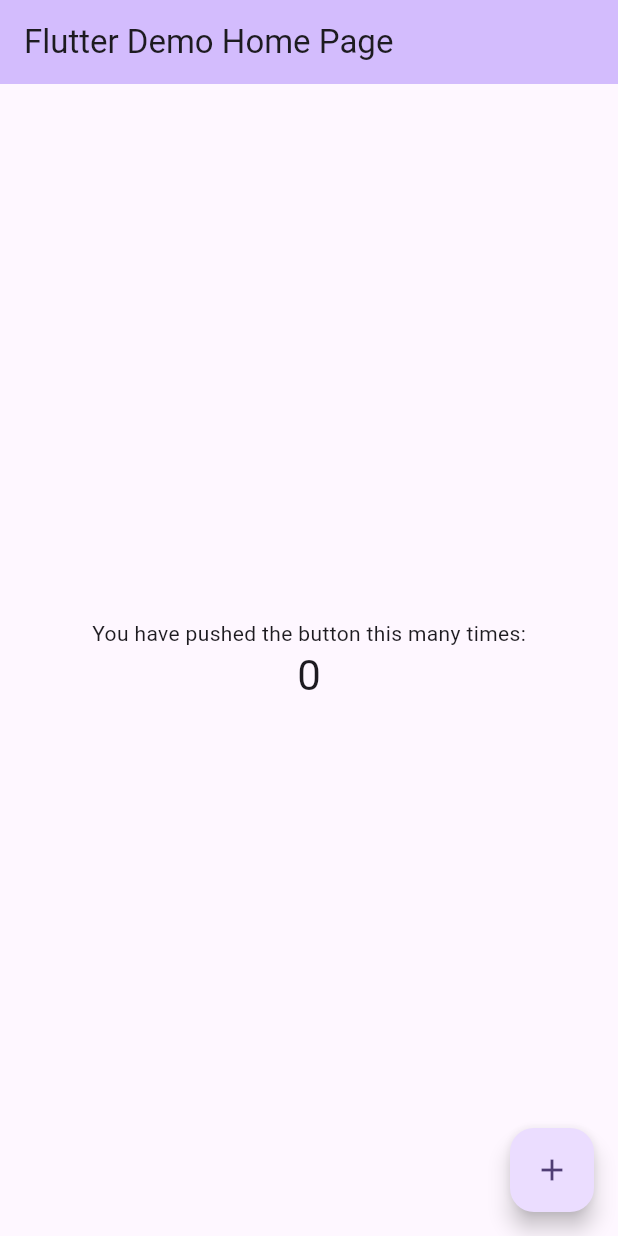
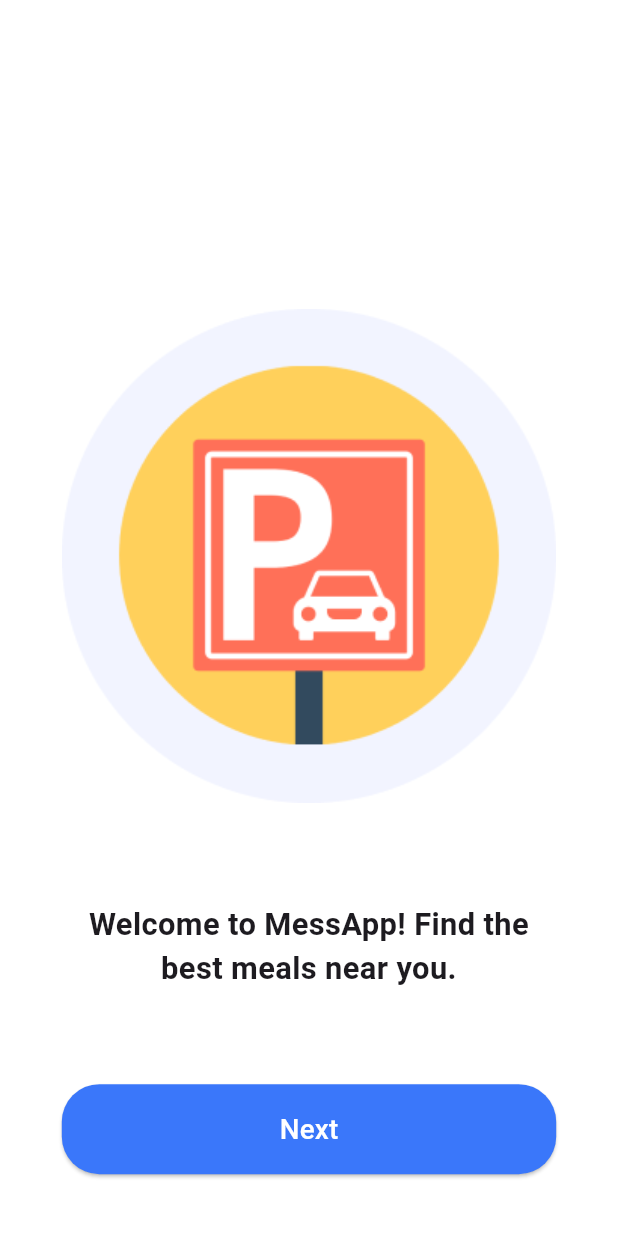
Before and after one commit to Sushant2504/campusbuddy, a Flutter app: the screen it shows after launch, on a phone screen of 412 x 824 dp. Run offline on Flutter 3.47's test engine with Material 3 defaults, Android fonts, the light colour scheme and no system bars.

Commit message:
landing, splash, signup

```diff
--- /dev/null
+++ b/lib/landing_screen.dart
@@ -0,0 +1,115 @@
+import 'package:flutter/material.dart';
+// import 'login.dart';
+import 'login_screen.dart'; // Navigate to login screen instead of home screen
+
+class LandingScreen extends StatefulWidget {
+  @override
+  _LandingScreenState createState() => _LandingScreenState();
+}
+
+class _LandingScreenState extends State<LandingScreen> {
+  late PageController _pageController;
+  int _currentPage = 0;
+
+  List<Map<String, String>> onboardingData = [
+    {
+      "image": "assets/landing1.png",
+      "text": "Welcome to MessApp! Find the best meals near you.",
+    },
+    {
+      "image": "assets/landing2.png",
+      "text": "Order and book meals easily with just a few taps.",
+    },
+    {
+      "image": "assets/landing3.png",
+      "text": "Enjoy delicious food anytime, anywhere.",
+    },
+  ];
+
+  @override
+  void initState() {
+    super.initState();
+    _pageController = PageController();
+  }
+
+  void _nextPage() {
+    if (_currentPage < onboardingData.length - 1) {
+      _pageController.nextPage(
+        duration: Duration(milliseconds: 500),
+        curve: Curves.ease,
+      );
+    } else {
+      // Navigate to LoginScreen instead of HomeScreen
+      Navigator.pushReplacement(
+        context,
+        MaterialPageRoute(builder: (context) => LoginScreen()),
+      );
+    }
+  }
+
+  @override
+  Widget build(BuildContext context) {
+    double height = MediaQuery.of(context).size.height;
+    double width = MediaQuery.of(context).size.width;
+
+    return Scaffold(
+      backgroundColor: Colors.white,
+      body: Stack(
+        children: [
+          PageView.builder(
+            controller: _pageController,
+            onPageChanged: (index) {
+              setState(() {
+                _currentPage = index;
+              });
+            },
+            itemCount: onboardingData.length,
+            itemBuilder: (context, index) => Column(
+              mainAxisAlignment: MainAxisAlignment.center,
+              children: [
+                Image.asset(
+                  onboardingData[index]["image"] ?? 'assets/default.png',
+                  width: width * 0.8,
+                  height: height * 0.5,
+                  fit: BoxFit.contain,
+                ),
+                SizedBox(height: height * 0.03),
+                Padding(
+                  padding: EdgeInsets.symmetric(horizontal: width * 0.1),
+                  child: Text(
+                    onboardingData[index]["text"] ?? "Default Text",
+                    textAlign: TextAlign.center,
+                    style: TextStyle(
+                      fontSize: width * 0.05,
+                      fontWeight: FontWeight.bold,
+                    ),
+                  ),
+                ),
+              ],
+            ),
+          ),
+          Positioned(
+            bottom: height * 0.05,
+            left: width * 0.1,
+            right: width * 0.1,
+            child: ElevatedButton(
+              style: ElevatedButton.styleFrom(
+                backgroundColor: Color(0xFF3A77FA),
+                shape: RoundedRectangleBorder(borderRadius: BorderRadius.circular(25)),
+                padding: EdgeInsets.symmetric(vertical: height * 0.02),
+              ),
+              onPressed: _nextPage,
+              child: Text(
+                _currentPage == onboardingData.length - 1 ? "Get Started" : "Next",
+                style: TextStyle(
+                  fontSize: width * 0.045,
+                  color: Colors.white,
+                ),
+              ),
+            ),
+          ),
+        ],
+      ),
+    );
+  }
+}
--- a/lib/main.dart
+++ b/lib/main.dart
@@ -1,125 +1,16 @@
 import 'package:flutter/material.dart';
+import 'splash_screen.dart'; // Import the splash screen
 
 void main() {
-  runApp(const MyApp());
+  runApp(MyApp());
 }
 
 class MyApp extends StatelessWidget {
-  const MyApp({super.key});
-
-  // This widget is the root of your application.
   @override
   Widget build(BuildContext context) {
     return MaterialApp(
-      title: 'Flutter Demo',
-      theme: ThemeData(
-        // This is the theme of your application.
-        //
-        // TRY THIS: Try running your application with "flutter run". You'll see
-        // the application has a purple toolbar. Then, without quitting the app,
-        // try changing the seedColor in the colorScheme below to Colors.green
-        // and then invoke "hot reload" (save your changes or press the "hot
-        // reload" button in a Flutter-supported IDE, or press "r" if you used
-        // the command line to start the app).
-        //
-        // Notice that the counter didn't reset back to zero; the application
-        // state is not lost during the reload. To reset the state, use hot
-        // restart instead.
-        //
-        // This works for code too, not just values: Most code changes can be
-        // tested with just a hot reload.
-        colorScheme: ColorScheme.fromSeed(seedColor: Colors.deepPurple),
-        useMaterial3: true,
-      ),
-      home: const MyHomePage(title: 'Flutter Demo Home Page'),
+      debugShowCheckedModeBanner: false,
+      home: SplashScreen(), // Set SplashScreen as the initial screen
     );
   }
 }
-
-class MyHomePage extends StatefulWidget {
-  const MyHomePage({super.key, required this.title});
-
-  // This widget is the home page of your application. It is stateful, meaning
-  // that it has a State object (defined below) that contains fields that affect
-  // how it looks.
-
-  // This class is the configuration for the state. It holds the values (in this
-  // case the title) provided by the parent (in this case the App widget) and
-  // used by the build method of the State. Fields in a Widget subclass are
-  // always marked "final".
-
-  final String title;
-
-  @override
-  State<MyHomePage> createState() => _MyHomePageState();
-}
-
-class _MyHomePageState extends State<MyHomePage> {
-  int _counter = 0;
-
-  void _incrementCounter() {
-    setState(() {
-      // This call to setState tells the Flutter framework that something has
-      // changed in this State, which causes it to rerun the build method below
-      // so that the display can reflect the updated values. If we changed
-      // _counter without calling setState(), then the build method would not be
-      // called again, and so nothing would appear to happen.
-      _counter++;
-    });
-  }
-
-  @override
-  Widget build(BuildContext context) {
-    // This method is rerun every time setState is called, for instance as done
-    // by the _incrementCounter method above.
-    //
-    // The Flutter framework has been optimized to make rerunning build methods
-    // fast, so that you can just rebuild anything that needs updating rather
-    // than having to individually change instances of widgets.
-    return Scaffold(
-      appBar: AppBar(
-        // TRY THIS: Try changing the color here to a specific color (to
-        // Colors.amber, perhaps?) and trigger a hot reload to see the AppBar
-        // change color while the other colors stay the same.
-        backgroundColor: Theme.of(context).colorScheme.inversePrimary,
-        // Here we take the value from the MyHomePage object that was created by
-        // the App.build method, and use it to set our appbar title.
-        title: Text(widget.title),
-      ),
-      body: Center(
-        // Center is a layout widget. It takes a single child and positions it
-        // in the middle of the parent.
-        child: Column(
-          // Column is also a layout widget. It takes a list of children and
-          // arranges them vertically. By default, it sizes itself to fit its
-          // children horizontally, and tries to be as tall as its parent.
-          //
-          // Column has various properties to control how it sizes itself and
-          // how it positions its children. Here we use mainAxisAlignment to
-          // center the children vertically; the main axis here is the vertical
-          // axis because Columns are vertical (the cross axis would be
-          // horizontal).
-          //
-          // TRY THIS: Invoke "debug painting" (choose the "Toggle Debug Paint"
-          // action in the IDE, or press "p" in the console), to see the
-          // wireframe for each widget.
-          mainAxisAlignment: MainAxisAlignment.center,
-          children: <Widget>[
-            const Text(
-              'You have pushed the button this many times:',
-            ),
-            Text(
-              '$_counter',
-              style: Theme.of(context).textTheme.headlineMedium,
-            ),
-          ],
-        ),
-      ),
-      floatingActionButton: FloatingActionButton(
-        onPressed: _incrementCounter,
-        tooltip: 'Increment',
-        child: const Icon(Icons.add),
-      ), // This trailing comma makes auto-formatting nicer for build methods.
-    );
-  }
-}
```
Also changed, not shown: lib/home_screen.dart (added, +69 -0 lines), lib/login_screen.dart (added, +167 -0 lines), lib/signup_screen.dart (added, +82 -0 lines), lib/splash_screen.dart (added, +39 -0 lines), pubspec.yaml (+11 -67 lines), assets/google_icon.png (added), assets/landing1.png (added), assets/landing2.png (added), assets/landing3.png (added), assets/splash_image.png (added), pubspec.lock, 1 other file.
